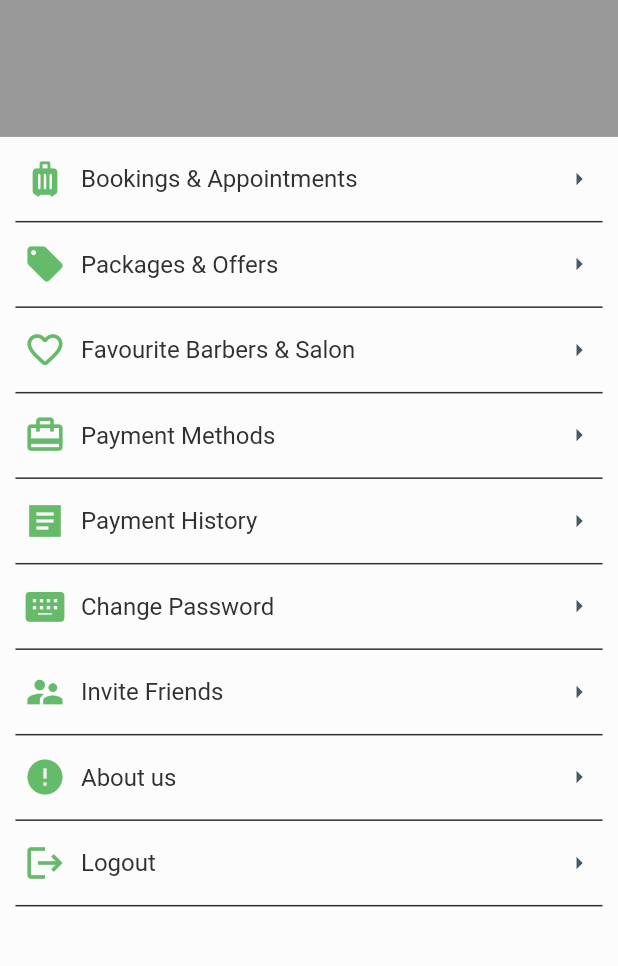
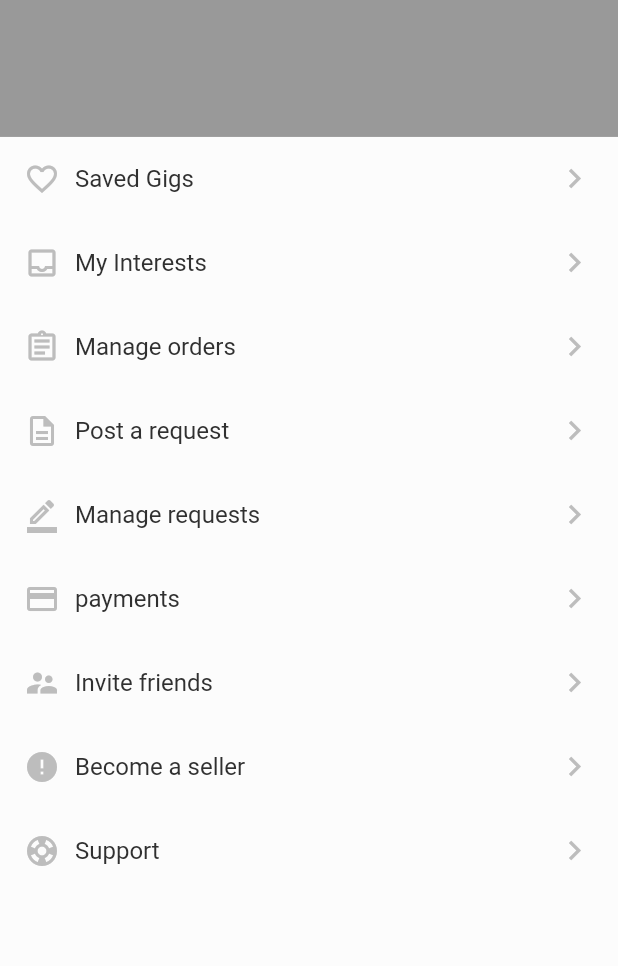
Before and after one commit to Jaivion/fiverr, a Flutter app: the ProfileScreen screen opened directly, on a phone screen of 412 x 824 dp, the part 135-1101 px from its top. Run offline on Flutter 3.47's test engine with Material 2 defaults, Android fonts, the phone set to English and light mode, and no system bars; Roboto replaces fonts that are missing (Tofino).

Commit message:
profile design first

```diff
--- a/lib/screens/profile_screen.dart
+++ b/lib/screens/profile_screen.dart
@@ -1,3 +1,4 @@
+import 'package:fiverr/screens/insideProfile/saved_gigs.dart';
 import 'package:flutter/material.dart';
 
 class ProfileScreen extends StatefulWidget {
@@ -29,7 +30,8 @@ class _ProfileScreenState extends State<ProfileScreen> {
                 child: Column(
                   children: [
                     Padding(
-                      padding: const EdgeInsets.only(top: 30,left: 15,right: 15,bottom: 20),
+                      padding: const EdgeInsets.only(
+                          top: 30, left: 15, right: 15, bottom: 20),
                       child: Row(
                         mainAxisAlignment: MainAxisAlignment.start,
                         children: [
@@ -107,24 +109,25 @@ class _ProfileScreenState extends State<ProfileScreen> {
               child: Column(
                 children: const [
                   CustomListTile(
-                      myicon: Icons.luggage_rounded,
-                      mytext: "Bookings & Appointments"),
+                      myicon: Icons.favorite_border_outlined,
+                      mytext: "Saved Gigs"),
                   CustomListTile(
-                      myicon: Icons.local_offer, mytext: "Packages & Offers"),
+                      myicon: Icons.inbox_outlined, mytext: "My Interests"),
                   CustomListTile(
-                      myicon: Icons.favorite_border_rounded,
-                      mytext: "Favourite Barbers & Salon"),
+                      myicon: Icons.assignment_outlined,
+                      mytext: "Manage orders"),
                   CustomListTile(
-                      myicon: Icons.wallet_travel, mytext: "Payment Methods"),
+                      myicon: Icons.description_outlined,mytext: "Post a request"),
                   CustomListTile(
-                      myicon: Icons.article_sharp, mytext: "Payment History"),
+                      myicon: Icons.border_color_outlined, mytext: "Manage requests"),
                   CustomListTile(
-                      myicon: Icons.keyboard_alt, mytext: "Change Password"),
+                      myicon: Icons.payment_outlined,mytext: "payments"),
                   CustomListTile(
                       myicon: Icons.supervisor_account,
-                      mytext: "Invite Friends"),
-                  CustomListTile(myicon: Icons.error, mytext: "About us"),
-                  CustomListTile(myicon: Icons.logout, mytext: "Logout"),
+                      mytext: "Invite friends"),
+                  CustomListTile(
+                      myicon: Icons.error, mytext: "Become a seller"),
+                  CustomListTile(myicon: Icons.support_outlined, mytext: "Support"),
                 ],
               ),
             ),
@@ -136,7 +139,11 @@ class _ProfileScreenState extends State<ProfileScreen> {
 }
 
 class CustomListTile extends StatelessWidget {
-  const CustomListTile({Key? key, required this.myicon, required this.mytext})
+  const CustomListTile(
+      {Key? key,
+      required this.myicon,
+      required this.mytext,
+      GestureTapCallback? onTap})
       : super(key: key);
   final IconData myicon;
   final String mytext;
@@ -152,8 +159,8 @@ class CustomListTile extends StatelessWidget {
               children: [
                 Icon(
                   myicon, //icondate
-                  size: 28,
-                  color: Colors.green[400],
+                  size: 24,
+                  color: Colors.grey[400],
                 ),
                 const SizedBox(width: 10),
                 Text(
@@ -165,17 +172,17 @@ class CustomListTile extends StatelessWidget {
                 ),
                 const Spacer(),
                 Icon(
-                  Icons.arrow_right_sharp,
-                  size: 20,
-                  color: Colors.blueGrey[700],
+                  Icons.chevron_right,
+                  size: 26,
+                  color: Colors.grey[400],
                 )
               ],
             ),
           ),
-          Center(
-            child: Container(
-                height: 1, width: size.width * 0.95, color: Colors.grey[850]),
-          ),
+          // Center(
+          //   child: Container(
+          //       height: 1, width: size.width * 0.95, color: Colors.grey[850]),
+          // ),
         ],
       ),
     );
```
